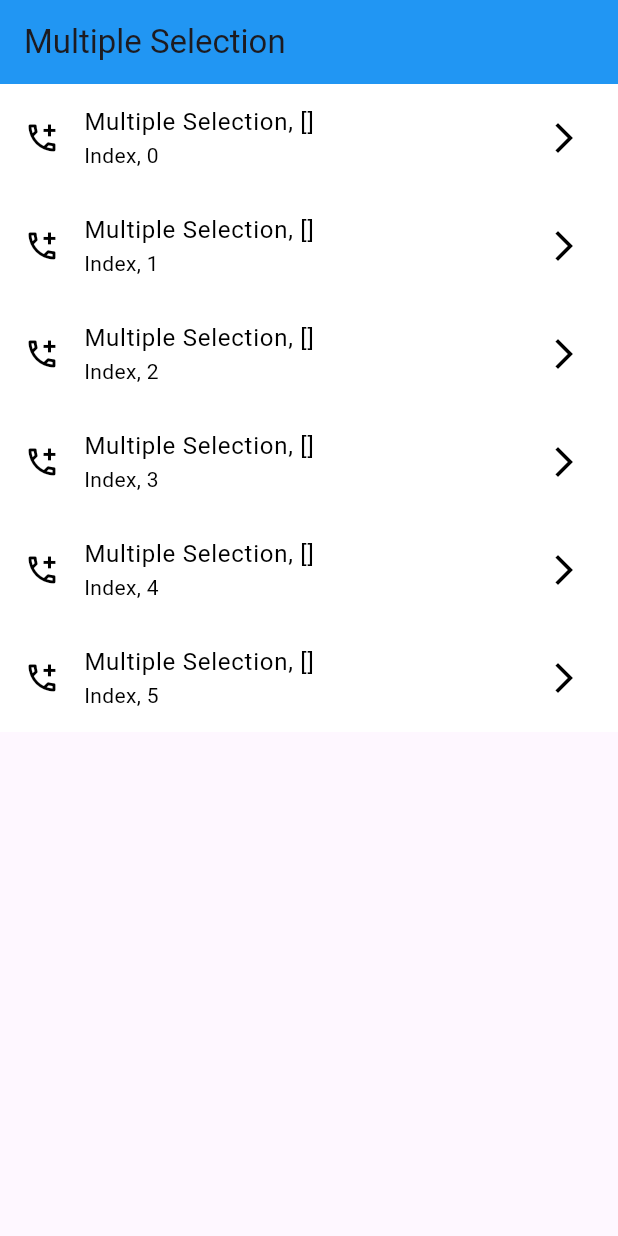
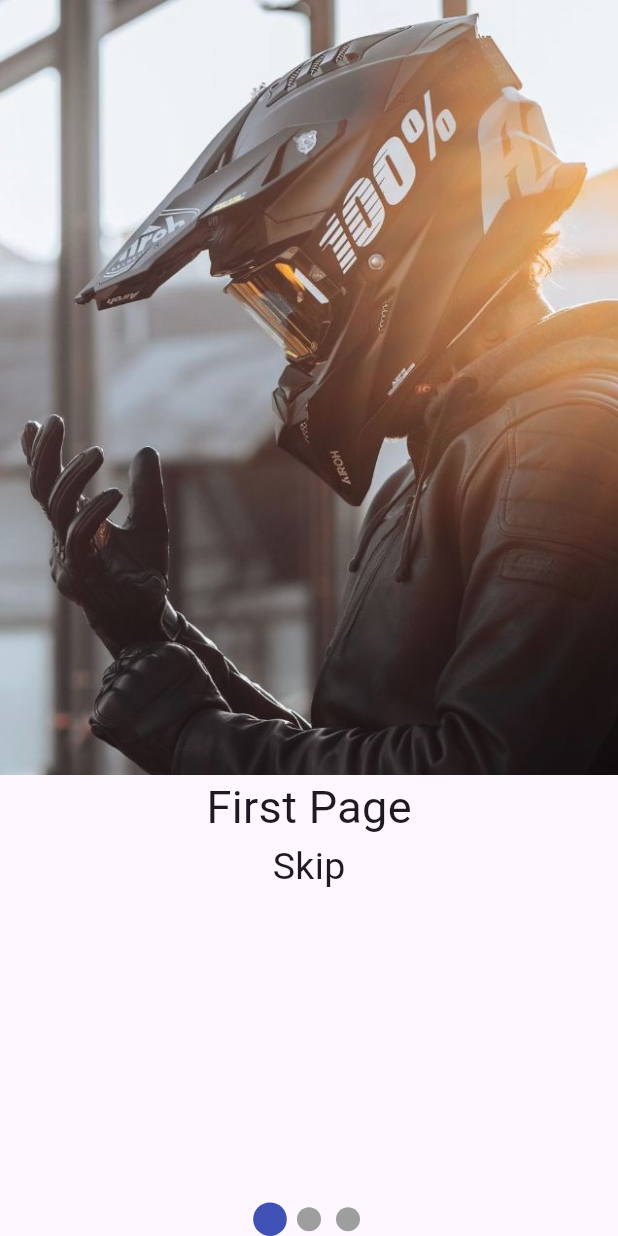
Before and after one commit to AbRehman536/Flutter_sec_5, a Flutter app: the screen it shows after launch, on a phone screen of 412 x 824 dp. Run offline on Flutter 3.47's test engine with Material 3 defaults, Android fonts, the phone set to English and light mode, and no system bars; drawn by our look-alikes of smooth_page_indicator.

Commit message:
pageview done

```diff
--- a/lib/main.dart
+++ b/lib/main.dart
@@ -5,6 +5,7 @@
 import 'package:flutter_sec_5/login_page.dart';
 import 'package:flutter_sec_5/multiple_selection.dart';
 import 'package:flutter_sec_5/network_image.dart';
+import 'package:flutter_sec_5/onBoarding.dart';
 import 'package:flutter_sec_5/row_column.dart';
 import 'package:flutter_sec_5/single_selection.dart';
 
@@ -39,7 +40,7 @@
         colorScheme: ColorScheme.fromSeed(seedColor: Colors.deepPurple),
         useMaterial3: true,
       ),
-      home: MultipleSelectionDemo(),
+      home: PageViewDemo(),
     );
   }
 }
--- /dev/null
+++ b/lib/models/onBoarding.dart
@@ -0,0 +1,6 @@
+class OnBoardingModel{
+  final String title;
+  final String image;
+
+  OnBoardingModel({required this.title, required this.image});
+}
--- /dev/null
+++ b/lib/onBoarding.dart
@@ -0,0 +1,52 @@
+import 'package:flutter/material.dart';
+import 'package:flutter_sec_5/models/onBoarding.dart';
+import 'package:smooth_page_indicator/smooth_page_indicator.dart';
+
+class PageViewDemo extends StatefulWidget {
+  const PageViewDemo({super.key});
+
+  @override
+  State<PageViewDemo> createState() => _PageViewDemoState();
+}
+
+class _PageViewDemoState extends State<PageViewDemo> {
+  PageController controller = PageController();
+  List<OnBoardingModel> onBoardingList = [
+    OnBoardingModel(title: 'First Page', image: 'assets/images/first.jpg'),
+    OnBoardingModel(title: 'Second Page', image: 'assets/images/first.jpg'),
+    OnBoardingModel(title: 'Third Page', image: 'assets/images/first.jpg'),
+  ];
+  @override
+  Widget build(BuildContext context) {
+    return Scaffold(
+      body: Column(
+        children: [
+          Expanded(
+            child: PageView.builder(
+              controller: controller,
+                itemCount: onBoardingList.length,
+                scrollDirection: Axis.horizontal,
+                itemBuilder: (context, i){
+                return Column(children: [
+                  Image.asset(onBoardingList[i].image.toString()),
+                  Text(onBoardingList[i].title.toString(),
+                    style: TextStyle(fontSize: 30),),
+                  Text("Skip",style: TextStyle(fontSize: 25),),
+
+                ],);
+
+            }),
+          ),
+          SmoothPageIndicator(
+              controller: controller,  // PageController
+              count:  onBoardingList.length,
+              effect:  ScaleEffect(),  // your preferred effect
+              onDotClicked: (index){
+              }
+          )
+        ],
+      ),
+
+    );
+  }
+}
--- a/pubspec.yaml
+++ b/pubspec.yaml
@@ -35,6 +35,7 @@
   # The following adds the Cupertino Icons font to your application.
   # Use with the CupertinoIcons class for iOS style icons.
   cupertino_icons: ^1.0.8
+  smooth_page_indicator: ^1.2.1
 
 dev_dependencies:
   flutter_test:
```
Also changed, not shown: pubspec.lock.
